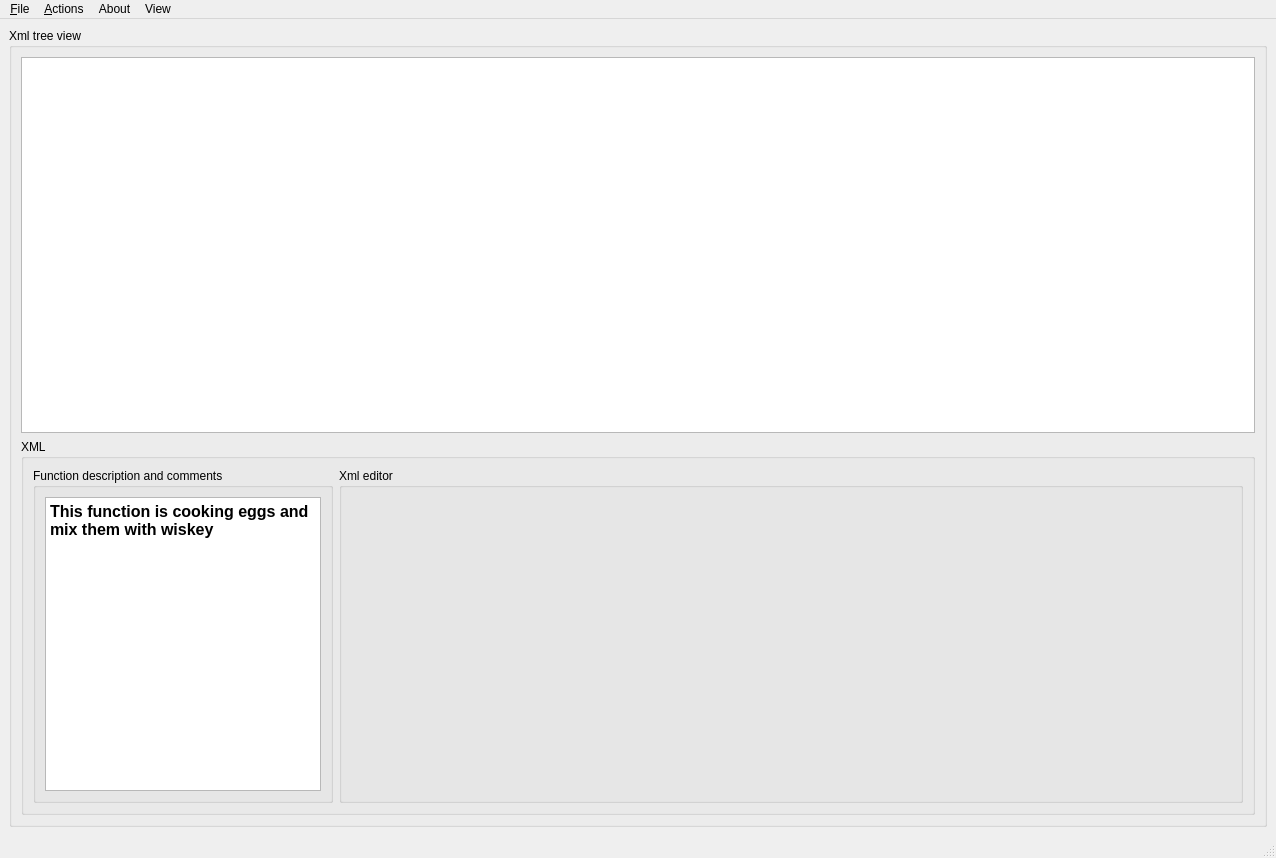
The window that UsefulClicker/ui/mainwindow.ui (Kvazikot/UsefulMacro) describes before a commit, drawn with Qt 5.
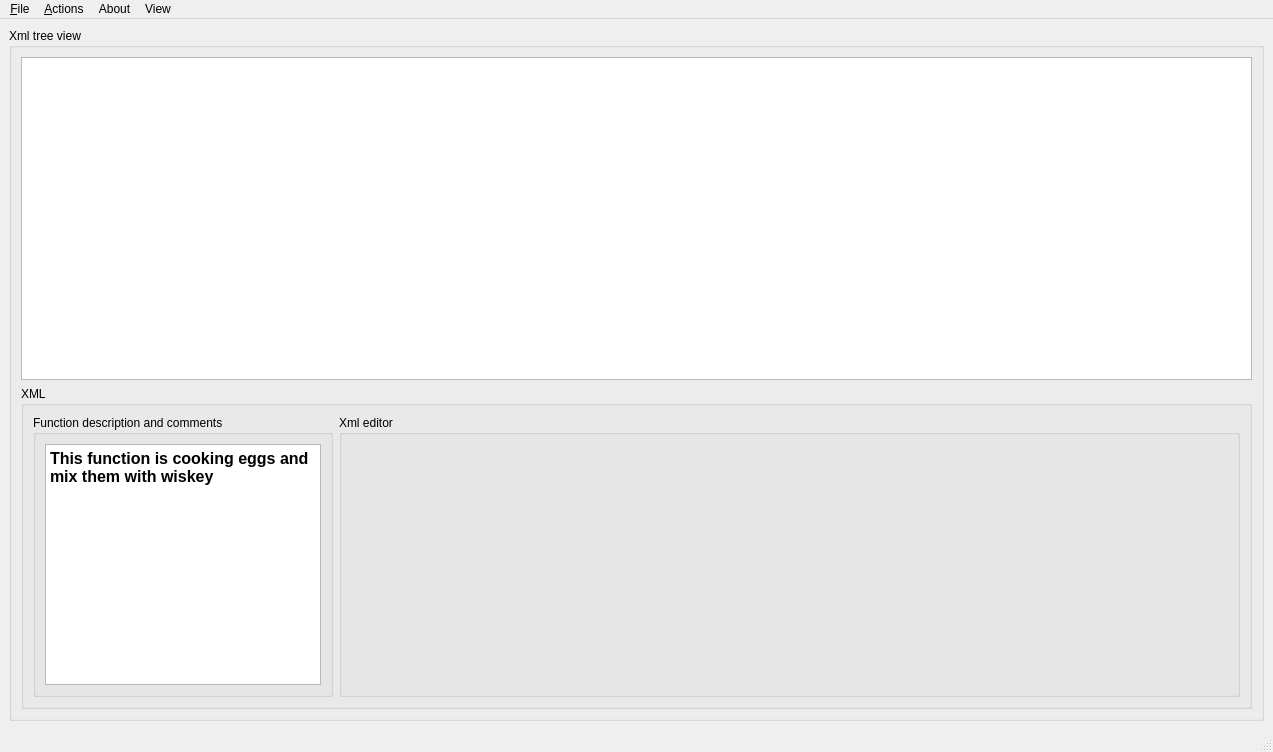
The same window after the commit. Custom widgets are drawn as their Qt base class.

```diff
--- a/UsefulClicker/ui/mainwindow.ui
+++ b/UsefulClicker/ui/mainwindow.ui
@@ -6,8 +6,8 @@
    <rect>
     <x>0</x>
     <y>0</y>
-    <width>1276</width>
-    <height>858</height>
+    <width>1273</width>
+    <height>752</height>
    </rect>
   </property>
   <property name="windowTitle">
@@ -142,8 +142,8 @@
     <rect>
      <x>0</x>
      <y>0</y>
-     <width>1276</width>
-     <height>21</height>
+     <width>1273</width>
+     <height>25</height>
     </rect>
    </property>
    <widget class="QMenu" name="fileMenu">
```
